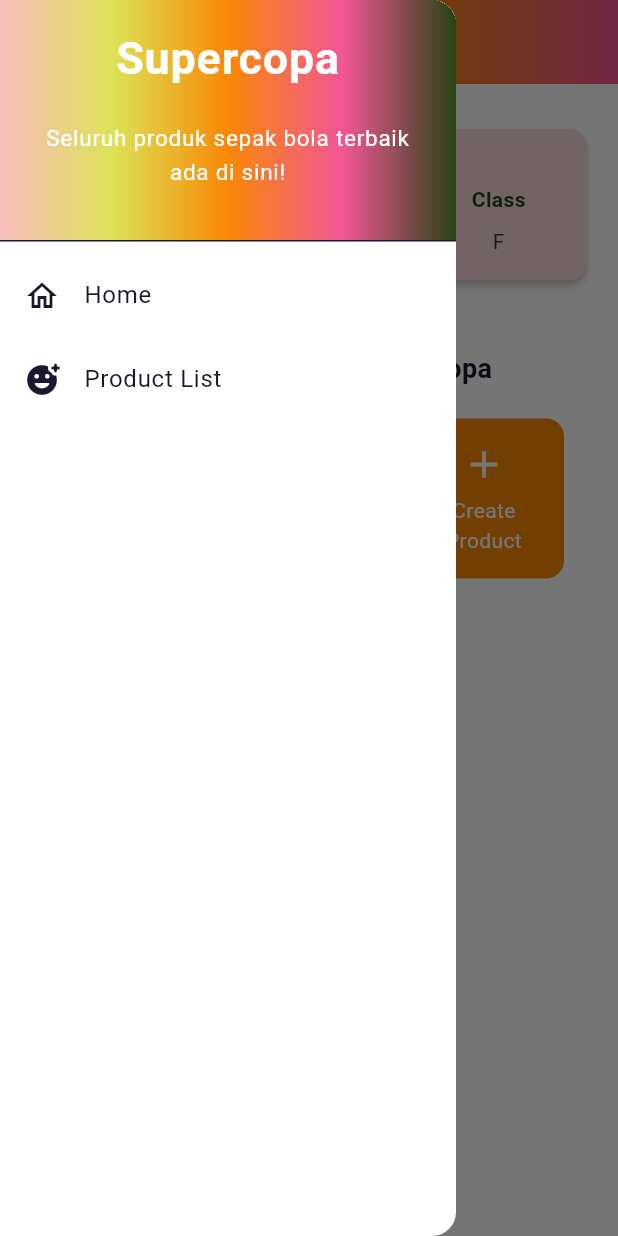
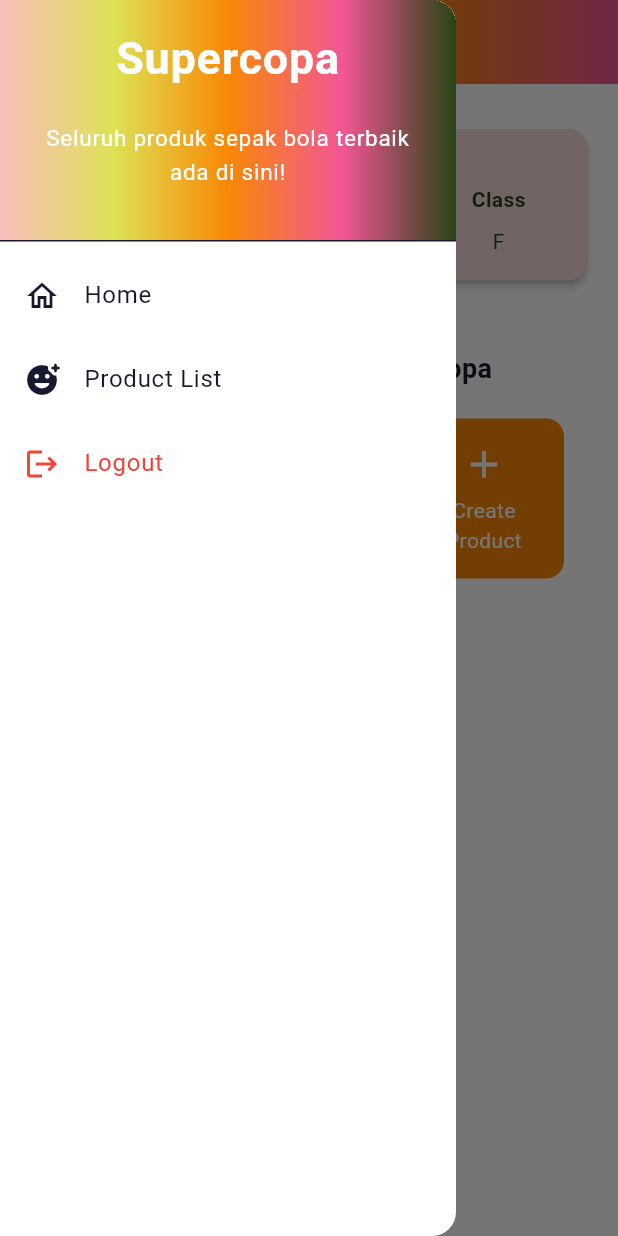
Before and after one commit to khalisharose/supercopa-mobile, a Flutter app: the MyHomePage screen opened directly, with the side drawer open, on a phone screen of 412 x 824 dp. Run offline on Flutter 3.47's test engine with Material 3 defaults, Android fonts, the phone set to English and light mode, and no system bars; missing offline and left inert: pbp_django_auth.

Commit message:
Tugas 9 done

```diff
--- a/lib/widgets/left_drawer.dart
+++ b/lib/widgets/left_drawer.dart
@@ -1,13 +1,19 @@
 import 'package:flutter/material.dart';
+import 'package:provider/provider.dart';
+import 'package:pbp_django_auth/pbp_django_auth.dart';
+
 import 'package:supercopa/screens/menu.dart';
 import 'package:supercopa/screens/productlist_form.dart';
 import 'package:supercopa/screens/product_entry_list.dart';
+import 'package:supercopa/screens/login.dart';
 
 class LeftDrawer extends StatelessWidget {
   const LeftDrawer({super.key});
 
   @override
   Widget build(BuildContext context) {
+    final request = context.watch<CookieRequest>();
+
     return Drawer(
       child: ListView(
         children: [
@@ -40,15 +46,13 @@ class LeftDrawer extends StatelessWidget {
                 Text(
                   "Seluruh produk sepak bola terbaik ada di sini!",
                   textAlign: TextAlign.center,
-                  style: TextStyle(
-                    fontSize: 15,
-                    color: Colors.white,
-                  ),
+                  style: TextStyle(fontSize: 15, color: Colors.white),
                 ),
               ],
             ),
           ),
 
+          // Home
           ListTile(
             leading: const Icon(Icons.home_outlined),
             title: const Text('Home'),
@@ -60,6 +64,7 @@ class LeftDrawer extends StatelessWidget {
             },
           ),
 
+          // Product List
           ListTile(
             leading: const Icon(Icons.add_reaction_rounded),
             title: const Text('Product List'),
@@ -72,6 +77,20 @@ class LeftDrawer extends StatelessWidget {
               );
             },
           ),
+
+          ListTile(
+            leading: const Icon(Icons.logout, color: Colors.red),
+            title: const Text('Logout', style: TextStyle(color: Colors.red)),
+            onTap: () async {
+              await request.logout("http://127.0.0.1:8000/auth/logout/");
+
+              Navigator.pushAndRemoveUntil(
+                context,
+                MaterialPageRoute(builder: (context) => const LoginPage()),
+                (route) => false,
+              );
+            },
+          ),
         ],
       ),
     );
```
